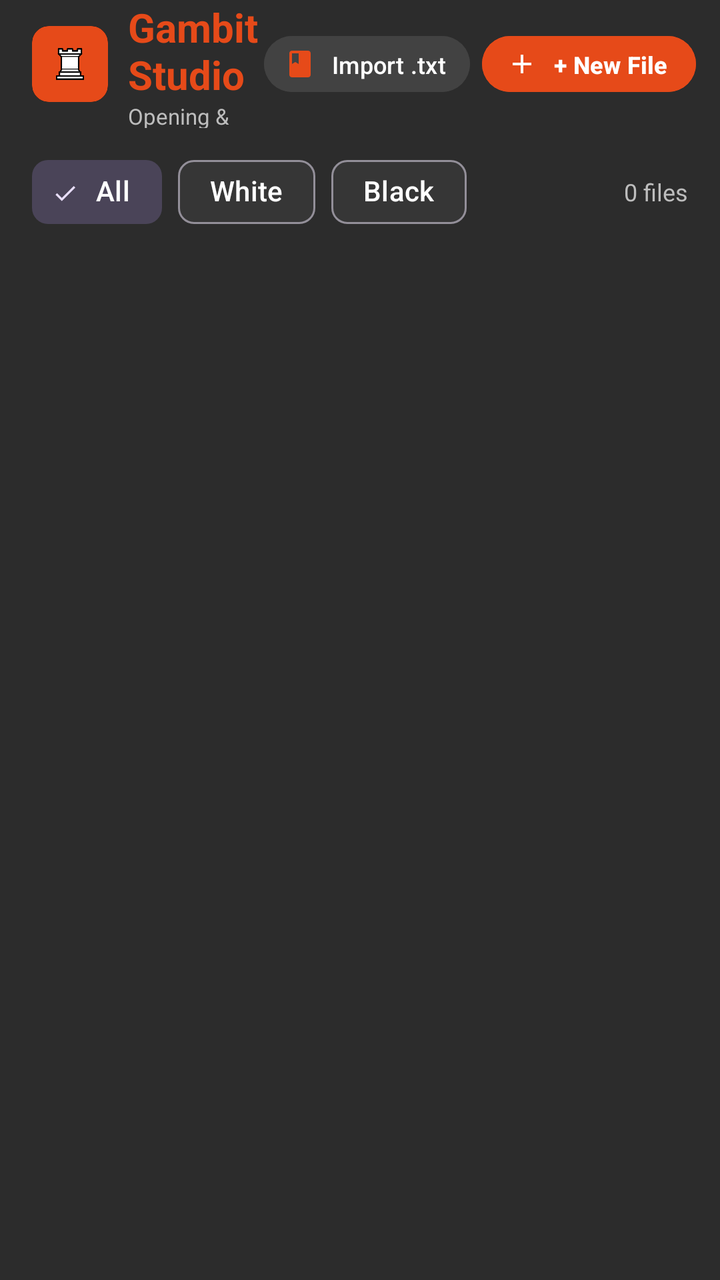
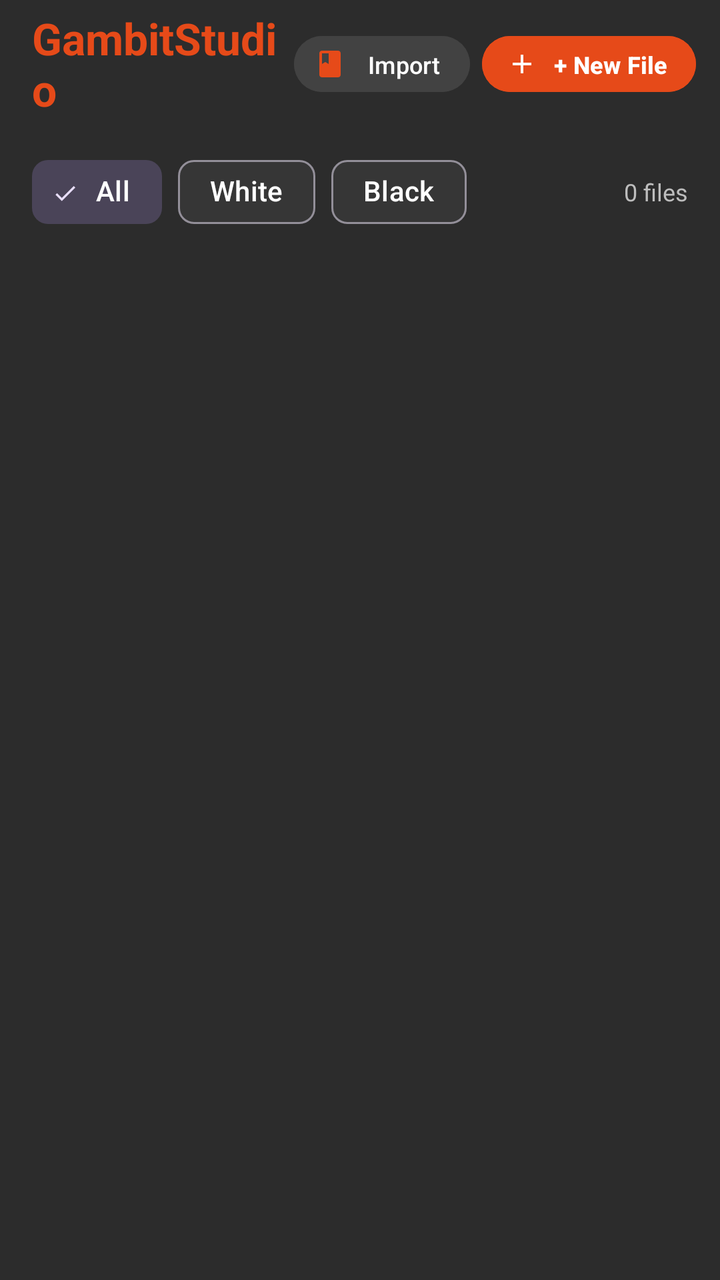

The first picture is an Android layout as it rendered before a commit; the second is the same layout after the commit. The layout source and the unified diff follow.
<!-- AndroidManifest.xml: application theme Theme.GambitStudio -->
<!-- res/layout/activity_main.xml -->
<?xml version="1.0" encoding="utf-8"?>
<LinearLayout xmlns:android="http://schemas.android.com/apk/res/android"
    xmlns:app="http://schemas.android.com/apk/res-auto"
    xmlns:tools="http://schemas.android.com/tools"
    android:layout_width="match_parent"
    android:layout_height="match_parent"
    android:background="@color/customDarkBackground"
    android:orientation="vertical">

    
    <LinearLayout
        android:layout_width="match_parent"
        android:layout_height="?attr/actionBarSize"
        android:gravity="center_vertical"
        android:paddingStart="16dp"
        android:paddingEnd="12dp">

        <LinearLayout
            android:layout_width="0dp"
            android:layout_height="wrap_content"
            android:layout_weight="1"
            android:gravity="center_vertical"
            android:orientation="horizontal">

            <ImageView
                android:layout_width="38dp"
                android:layout_height="38dp"
                android:layout_marginEnd="10dp"
                android:contentDescription="GambitStudio"
                android:src="@drawable/ic_gambit_logo" />

            <LinearLayout
                android:layout_width="wrap_content"
                android:layout_height="wrap_content"
                android:orientation="vertical">

                <TextView
                    android:layout_width="wrap_content"
                    android:layout_height="wrap_content"
                    android:text="GambitStudio"
                    android:textColor="@color/primaryOrange"
                    android:textSize="20sp"
                    android:textStyle="bold" />

                <TextView
                    android:layout_width="wrap_content"
                    android:layout_height="wrap_content"
                    android:text="Opening &amp; Variation Trainer"
                    android:textColor="@color/textSecondary"
                    android:textSize="11sp" />
            </LinearLayout>
        </LinearLayout>

        <com.google.android.material.button.MaterialButton
            android:id="@+id/btnImportOpening"
            style="@style/Widget.Material3.Button.TonalButton"
            android:layout_width="wrap_content"
            android:layout_height="36dp"
            android:layout_marginEnd="6dp"
            android:backgroundTint="@color/customSurfaceElevated"
            android:paddingStart="10dp"
            android:paddingEnd="12dp"
            android:text="Import .txt"
            android:textColor="@color/textPrimary"
            android:textSize="12sp"
            app:cornerRadius="18dp"
            app:icon="@drawable/ic_book"
            app:iconSize="16dp"
            app:iconTint="@color/primaryOrange" />

        <com.google.android.material.button.MaterialButton
            android:id="@+id/btnCreateOpening"
            android:layout_width="wrap_content"
            android:layout_height="36dp"
            android:backgroundTint="@color/primaryOrange"
            android:paddingStart="12dp"
            android:paddingEnd="14dp"
            android:text="+ New File"
            android:textColor="@color/white"
            android:textSize="12sp"
            android:textStyle="bold"
            app:cornerRadius="18dp"
            app:icon="@drawable/ic_add"
            app:iconSize="16dp"
            app:iconTint="@color/white" />

    </LinearLayout>

    
    <LinearLayout
        android:layout_width="match_parent"
        android:layout_height="wrap_content"
        android:layout_marginStart="16dp"
        android:layout_marginEnd="16dp"
        android:layout_marginTop="8dp"
        android:gravity="center_vertical"
        android:orientation="horizontal">

        <com.google.android.material.chip.ChipGroup
            android:id="@+id/chipGroupFilters"
            android:layout_width="0dp"
            android:layout_height="wrap_content"
            android:layout_weight="1"
            app:selectionRequired="true"
            app:singleSelection="true">

            <com.google.android.material.chip.Chip
                android:id="@+id/chipFilterAll"
                style="@style/Widget.Material3.Chip.Filter"
                android:layout_width="wrap_content"
                android:layout_height="wrap_content"
                android:checked="true"
                android:text="All"
                android:textColor="@color/textPrimary" />

            <com.google.android.material.chip.Chip
                android:id="@+id/chipFilterWhite"
                style="@style/Widget.Material3.Chip.Filter"
                android:layout_width="wrap_content"
                android:layout_height="wrap_content"
                android:text="White"
                android:textColor="@color/textPrimary"
                app:chipIcon="@drawable/ic_chess_wn"
                app:chipIconSize="16dp"
                app:chipIconTint="@null" />

            <com.google.android.material.chip.Chip
                android:id="@+id/chipFilterBlack"
                style="@style/Widget.Material3.Chip.Filter"
                android:layout_width="wrap_content"
                android:layout_height="wrap_content"
                android:text="Black"
                android:textColor="@color/textPrimary"
                app:chipIcon="@drawable/ic_chess_bn"
                app:chipIconSize="16dp"
                app:chipIconTint="@null" />
        </com.google.android.material.chip.ChipGroup>

        <TextView
            android:id="@+id/tvOpeningsCount"
            android:layout_width="wrap_content"
            android:layout_height="wrap_content"
            android:text="0 files"
            android:textColor="@color/textSecondary"
            android:textSize="12sp" />
    </LinearLayout>

    
    <FrameLayout
        android:layout_width="match_parent"
        android:layout_height="0dp"
        android:layout_weight="1"
        android:layout_marginTop="8dp">

        <androidx.recyclerview.widget.RecyclerView
            android:id="@+id/rvOpenings"
            android:layout_width="match_parent"
            android:layout_height="match_parent"
            android:clipToPadding="false"
            android:paddingTop="4dp"
            android:paddingBottom="16dp"
            app:layoutManager="androidx.recyclerview.widget.LinearLayoutManager"
            tools:listitem="@layout/item_repertoire" />

        
        <LinearLayout
            android:id="@+id/layoutEmptyState"
            android:layout_width="match_parent"
            android:layout_height="match_parent"
            android:gravity="center"
            android:orientation="vertical"
            android:padding="32dp"
            android:visibility="gone"
            tools:visibility="visible">

            <ImageView
                android:layout_width="80dp"
                android:layout_height="80dp"
                android:contentDescription="GambitStudio"
                android:src="@drawable/ic_gambit_logo" />

            <TextView
                android:layout_width="wrap_content"
                android:layout_height="wrap_content"
                android:layout_marginTop="16dp"
                android:text="No Opening Files Yet"
                android:textColor="@color/textPrimary"
                android:textSize="18sp"
                android:textStyle="bold" />

            <TextView
                android:layout_width="wrap_content"
                android:layout_height="wrap_content"
                android:layout_marginTop="8dp"
                android:gravity="center"
                android:text="Play moves from both sides directly on the board to generate opening .txt files, or import an existing file."
                android:textColor="@color/textSecondary"
                android:textSize="13sp" />

            <com.google.android.material.button.MaterialButton
                android:id="@+id/btnCreateFirstOpening"
                android:layout_width="wrap_content"
                android:layout_height="wrap_content"
                android:layout_marginTop="20dp"
                android:backgroundTint="@color/primaryOrange"
                android:text="Create First Opening File"
                android:textColor="@color/white"
                android:textSize="13sp"
                android:textStyle="bold"
                app:cornerRadius="12dp"
                app:icon="@drawable/ic_add"
                app:iconTint="@color/white" />

            <com.google.android.material.button.MaterialButton
                android:id="@+id/btnAddSample"
                style="@style/Widget.Material3.Button.TextButton"
                android:layout_width="wrap_content"
                android:layout_height="wrap_content"
                android:layout_marginTop="8dp"
                android:text="Add Sample Scotch Gambit"
                android:textColor="@color/primaryOrangeLight" />

        </LinearLayout>

    </FrameLayout>

</LinearLayout>
<!-- res/layout/item_repertoire.xml (included above) -->
<?xml version="1.0" encoding="utf-8"?>
<LinearLayout xmlns:android="http://schemas.android.com/apk/res/android"
    xmlns:app="http://schemas.android.com/apk/res-auto"
    android:layout_width="match_parent"
    android:layout_height="wrap_content"
    android:layout_marginStart="16dp"
    android:layout_marginEnd="16dp"
    android:layout_marginBottom="12dp"
    android:background="@drawable/bg_rounded_card"
    android:backgroundTint="@color/customSurfaceDarker"
    android:clickable="true"
    android:focusable="true"
    android:orientation="vertical"
    android:padding="16dp">

    
    <LinearLayout
        android:layout_width="match_parent"
        android:layout_height="wrap_content"
        android:gravity="center_vertical"
        android:orientation="horizontal">

        <LinearLayout
            android:layout_width="0dp"
            android:layout_height="wrap_content"
            android:layout_weight="1"
            android:orientation="vertical">

            <TextView
                android:id="@+id/tvOpeningName"
                android:layout_width="wrap_content"
                android:layout_height="wrap_content"
                android:text="Rousseau Gambit"
                android:textColor="@color/textPrimary"
                android:textSize="17sp"
                android:textStyle="bold" />

            <TextView
                android:id="@+id/tvOpeningDetails"
                android:layout_width="wrap_content"
                android:layout_height="wrap_content"
                android:layout_marginTop="2dp"
                android:text="Black • 2 variation lines • rousseau_gambit.txt"
                android:textColor="@color/textSecondary"
                android:textSize="12sp" />
        </LinearLayout>

        <TextView
            android:id="@+id/tvSideBadge"
            android:layout_width="wrap_content"
            android:layout_height="wrap_content"
            android:background="@drawable/bg_pill"
            android:backgroundTint="@color/customSurfaceElevated"
            android:paddingStart="10dp"
            android:paddingTop="4dp"
            android:paddingEnd="10dp"
            android:paddingBottom="4dp"
            android:text="Black"
            android:textColor="@color/primaryOrangeLight"
            android:textSize="11sp"
            android:textStyle="bold" />

    </LinearLayout>

    
    <TextView
        android:id="@+id/tvOpeningMoves"
        android:layout_width="match_parent"
        android:layout_height="wrap_content"
        android:layout_marginTop="8dp"
        android:fontFamily="monospace"
        android:maxLines="2"
        android:text="1. e4 e5 2. Nf3 Nc6 3. Bc4 f5..."
        android:textColor="@color/textSecondary"
        android:textSize="12sp" />

    
    <LinearLayout
        android:layout_width="match_parent"
        android:layout_height="wrap_content"
        android:layout_marginTop="12dp"
        android:gravity="center_vertical"
        android:orientation="horizontal">

        <com.google.android.material.button.MaterialButton
            android:id="@+id/btnTrain"
            android:layout_width="0dp"
            android:layout_height="38dp"
            android:layout_weight="1"
            android:backgroundTint="@color/primaryOrange"
            android:insetTop="0dp"
            android:insetBottom="0dp"
            android:text="Train / Add Lines"
            android:textColor="@color/white"
            android:textSize="12sp"
            android:textStyle="bold"
            app:cornerRadius="10dp"
            app:icon="@drawable/ic_school"
            app:iconPadding="4dp"
            app:iconSize="16dp"
            app:iconTint="@color/white" />

        <ImageButton
            android:id="@+id/btnViewFile"
            android:layout_width="38dp"
            android:layout_height="38dp"
            android:layout_marginStart="8dp"
            android:background="?attr/selectableItemBackgroundBorderless"
            android:contentDescription="View / Copy text"
            android:padding="8dp"
            android:scaleType="fitCenter"
            android:src="@drawable/ic_visibility"
            app:tint="@color/primaryOrangeLight" />

        <ImageButton
            android:id="@+id/btnExport"
            android:layout_width="38dp"
            android:layout_height="38dp"
            android:layout_marginStart="4dp"
            android:background="?attr/selectableItemBackgroundBorderless"
            android:contentDescription="Export .txt file"
            android:padding="8dp"
            android:scaleType="fitCenter"
            android:src="@drawable/ic_save"
            app:tint="@color/textSecondary" />

        <ImageButton
            android:id="@+id/btnDelete"
            android:layout_width="38dp"
            android:layout_height="38dp"
            android:layout_marginStart="4dp"
            android:background="?attr/selectableItemBackgroundBorderless"
            android:contentDescription="Delete Opening"
            android:padding="8dp"
            android:scaleType="fitCenter"
            android:src="@drawable/ic_delete"
            app:tint="@color/status_red" />

    </LinearLayout>

</LinearLayout>
<!-- resources referenced by this layout -->
<resources>
  <color name="customDarkBackground">#2C2C2C</color>
  <color name="customSurfaceDarker">#1E1E1E</color>
  <color name="customSurfaceElevated">#424242</color>
  <color name="primaryOrange">#E64A19</color>
  <color name="primaryOrangeLight">#FF7043</color>
  <color name="status_red">#F44336</color>
  <color name="textPrimary">#FFFFFF</color>
  <color name="textSecondary">#BDBDBD</color>
  <color name="white">#FFFFFFFF</color>
  <!-- drawable bg_pill (drawable) -->
  <?xml version="1.0" encoding="utf-8"?>
  <shape xmlns:android="http://schemas.android.com/apk/res/android"
      android:shape="rectangle">
      <solid android:color="@color/customSurfaceElevated" />
      <corners android:radius="24dp" />
  </shape>
  <!-- drawable bg_rounded_card (drawable) -->
  <?xml version="1.0" encoding="utf-8"?>
  <shape xmlns:android="http://schemas.android.com/apk/res/android"
      android:shape="rectangle">
      <solid android:color="@color/customCard" />
      <corners android:radius="16dp" />
  </shape>
  <!-- drawable ic_add (drawable) -->
  <vector xmlns:android="http://schemas.android.com/apk/res/android"
      android:width="24dp"
      android:height="24dp"
      android:viewportWidth="24"
      android:viewportHeight="24">
    <path
        android:fillColor="@android:color/white"
        android:pathData="M19,13h-6v6h-2v-6H5v-2h6V5h2v6h6v2z"/>
  </vector>
  <!-- drawable ic_book (drawable) -->
  <vector xmlns:android="http://schemas.android.com/apk/res/android"
      android:width="24dp"
      android:height="24dp"
      android:viewportWidth="24"
      android:viewportHeight="24">
      <path
          android:fillColor="@color/white"
          android:pathData="M18,2H6c-1.1,0 -2,0.9 -2,2v16c0,1.1 0.9,2 2,2h12c1.1,0 2,-0.9 2,-2V4c0,-1.1 -0.9,-2 -2,-2zM6,4h5v8l-2.5,-1.5L6,12V4z" />
  </vector>
  <!-- drawable ic_delete (drawable) -->
  <vector xmlns:android="http://schemas.android.com/apk/res/android"
      android:width="24dp"
      android:height="24dp"
      android:viewportWidth="24"
      android:viewportHeight="24">
    <path
        android:fillColor="@android:color/white"
        android:pathData="M6,19c0,1.1 0.9,2 2,2h8c1.1,0 2,-0.9 2,-2V7H6v12zM19,4h-3.5l-1,-1h-5l-1,1H5v2h14V4z"/>
  </vector>
  <!-- drawable ic_school (drawable) -->
  <vector xmlns:android="http://schemas.android.com/apk/res/android"
      android:width="24dp"
      android:height="24dp"
      android:viewportWidth="24"
      android:viewportHeight="24">
      <path
          android:fillColor="@color/white"
          android:pathData="M5,13.18v4L12,21l7,-3.82v-4L12,17l-7,-3.82zM12,3L1,9l11,6 9,-4.91V17h2V9L12,3z" />
  </vector>
  <color name="customCard">#363636</color>
  <color name="primaryOrangeDark">#D84315</color>
  <color name="orangeAccent">#FF5722</color>
  <style name="CustomBottomSheetDialogTheme" parent="ThemeOverlay.Material3.BottomSheetDialog">
          <item name="bottomSheetStyle">@style/CustomBottomSheetStyle</item>
      </style>
  <style name="CustomMaterialAlertDialogTheme" parent="ThemeOverlay.Material3.MaterialAlertDialog">
          <item name="colorSurface">@color/customCard</item>
          <item name="colorOnSurface">@color/textPrimary</item>
      </style>
  <style name="CustomBottomSheetStyle" parent="Widget.Material3.BottomSheet.Modal">
          <item name="backgroundTint">@color/customCard</item>
          <item name="shapeAppearance">@style/ShapeAppearance.RoundedTop</item>
      </style>
  <style name="ShapeAppearance.RoundedTop" parent="ShapeAppearance.Material3.Corner.Large">
          <item name="cornerSizeTopLeft">24dp</item>
          <item name="cornerSizeTopRight">24dp</item>
          <item name="cornerSizeBottomLeft">0dp</item>
          <item name="cornerSizeBottomRight">0dp</item>
      </style>
  <!-- unchanged entries left out for length: 6 -->
</resources>

<!-- the commit's change to res/layout/activity_main.xml (unified diff, before → after) -->
@@ -15,41 +15,14 @@
         android:paddingStart="16dp"
         android:paddingEnd="12dp">
 
-        <LinearLayout
+        <TextView
             android:layout_width="0dp"
             android:layout_height="wrap_content"
             android:layout_weight="1"
-            android:gravity="center_vertical"
-            android:orientation="horizontal">
-
-            <ImageView
-                android:layout_width="38dp"
-                android:layout_height="38dp"
-                android:layout_marginEnd="10dp"
-                android:contentDescription="GambitStudio"
-                android:src="@drawable/ic_gambit_logo" />
-
-            <LinearLayout
-                android:layout_width="wrap_content"
-                android:layout_height="wrap_content"
-                android:orientation="vertical">
-
-                <TextView
-                    android:layout_width="wrap_content"
-                    android:layout_height="wrap_content"
-                    android:text="GambitStudio"
-                    android:textColor="@color/primaryOrange"
-                    android:textSize="20sp"
-                    android:textStyle="bold" />
-
-                <TextView
-                    android:layout_width="wrap_content"
-                    android:layout_height="wrap_content"
-                    android:text="Opening &amp; Variation Trainer"
-                    android:textColor="@color/textSecondary"
-                    android:textSize="11sp" />
-            </LinearLayout>
-        </LinearLayout>
+            android:text="GambitStudio"
+            android:textColor="@color/primaryOrange"
+            android:textSize="22sp"
+            android:textStyle="bold" />
 
         <com.google.android.material.button.MaterialButton
             android:id="@+id/btnImportOpening"
@@ -60,7 +33,7 @@
             android:backgroundTint="@color/customSurfaceElevated"
             android:paddingStart="10dp"
             android:paddingEnd="12dp"
-            android:text="Import .txt"
+            android:text="Import"
             android:textColor="@color/textPrimary"
             android:textSize="12sp"
             app:cornerRadius="18dp"
